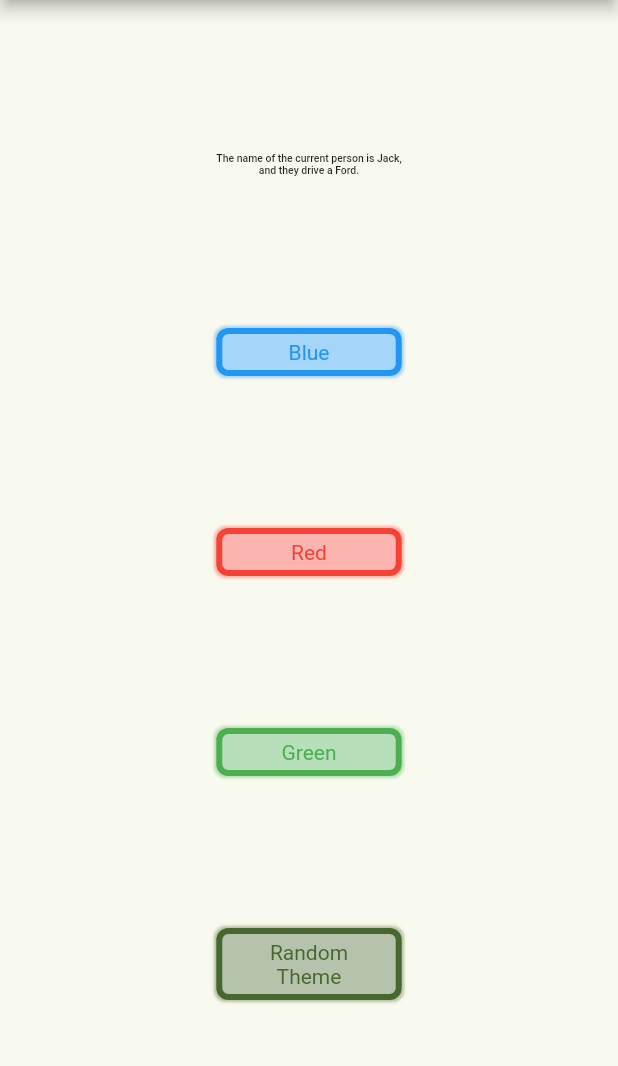
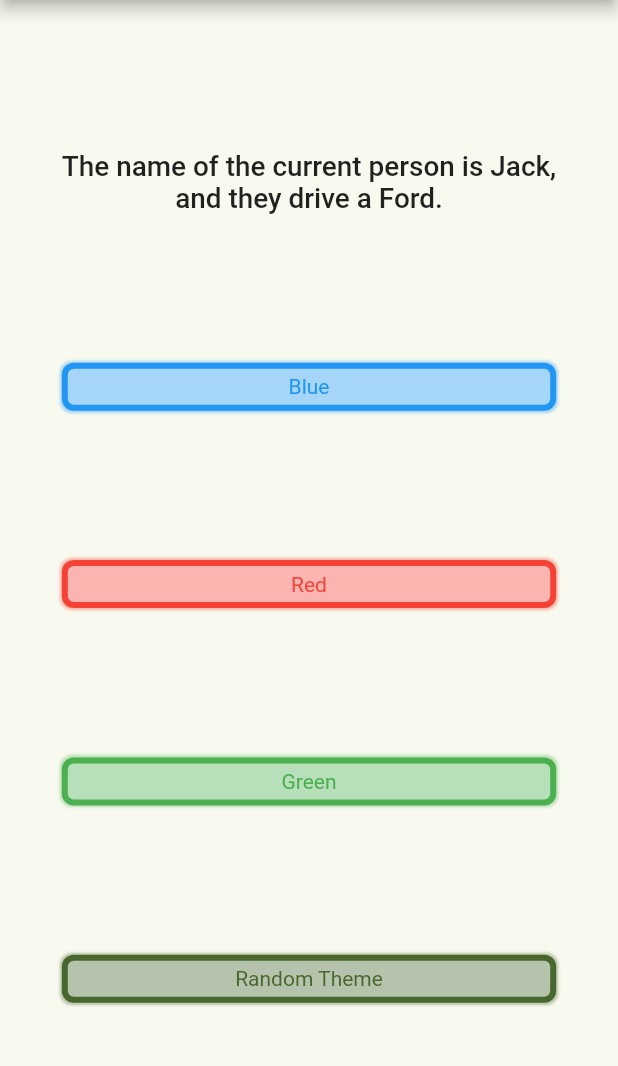
Before and after one commit to ScottS2017/dot_of_context_talk, a Flutter app: the screen it shows after launch, after a tap on "Random Theme", on a phone screen of 412 x 824 dp, the part 84-1150 px from its top. Run offline on Flutter 3.47's test engine with Material 2 defaults, Android fonts, the phone set to English and light mode, and no system bars.

Commit message:
Commented, slides finished and included.

```diff
--- a/lib/background_stuff/car.dart
+++ b/lib/background_stuff/car.dart
@@ -1,8 +1,15 @@
 import 'dart:math' as math;
 
 class Car {
-  String typeOfCar = 'Ferrari';
+  /// Creates an instance of [Car].
+  Car({
+    this.typeOfCar = 'Ferrari',
+  });
 
+  /// The name of the car's manufacturer.
+  String typeOfCar;
+
+  /// A list of cars that will be chosen from at random.
   List<String> cars = [
     'Ford',
     'Jaguar',
@@ -11,6 +18,7 @@ class Car {
     'Suzuki',
   ];
 
+  /// Randoms a name from "cars" and assigns it to typeOfCar.
   void changeCar() {
     typeOfCar = cars[math.Random().nextInt(5)];
   }
--- a/lib/background_stuff/my_app.dart
+++ /dev/null
@@ -1,57 +0,0 @@
-import 'package:dot_of_context_talk/background_stuff/car.dart';
-import 'package:dot_of_context_talk/background_stuff/home.dart';
-import 'package:dot_of_context_talk/background_stuff/person.dart';
-import 'package:dot_of_context_talk/background_stuff/provider_declarations.dart';
-import 'package:dot_of_context_talk/background_stuff/theme_manager.dart';
-import 'package:flutter/material.dart';
-import 'package:flutter_riverpod/flutter_riverpod.dart';
-
-class MyApp extends StatefulWidget {
-  const MyApp({Key? key}) : super(key: key);
-
-  /// It's just a normal function, but declared as static so it can be called
-  /// from anywhere, like a global function... but your have to provide a
-  /// context so it can find the MyApp instance in the tree.
-  static ThemeManager themeManagerOf(BuildContext context) {
-    final MyAppState state = context.findAncestorStateOfType<MyAppState>()!;
-    return state._themeManager;
-  }
-
-  static Person currentPersonOf(BuildContext context) {
-    final MyAppState state = context.findAncestorStateOfType<MyAppState>()!;
-    return state._currentPerson;
-  }
-
-  static Car currentCarOf(BuildContext context) {
-    final MyAppState state = context.findAncestorStateOfType<MyAppState>()!;
-    return state._currentCar;
-  }
-
-  @override
-  MyAppState createState() => MyAppState();
-}
-
-class MyAppState extends State<MyApp> {
-  late final ThemeManager _themeManager;
-  late final Person _currentPerson;
-  late final Car _currentCar;
-
-  @override
-  void initState() {
-    super.initState();
-    _themeManager = ThemeManager();
-    _currentPerson = Person(name: 'Dash');
-    _currentCar = Car();
-  }
-
-  @override
-  Widget build(BuildContext context) {
-    return ProviderScope(
-      child: Consumer(builder: (BuildContext context, WidgetRef ref, _) {
-        final ThemeData currentTheme = ref.watch(themeProvider);
-        return MaterialApp(
-            title: '.of(context)', theme: currentTheme, home: const Home(title: '.of(context)'));
-      }),
-    );
-  }
-}
--- a/lib/background_stuff/person.dart
+++ b/lib/background_stuff/person.dart
@@ -1,13 +1,18 @@
 import 'dart:math' as math;
 
 class Person {
+  /// Creates an instance of [Person].
   Person({
     required this.name,
   });
+
+  /// The name of the Person.
   String name;
 
+  /// A list of names that will be chosen from at random.
   List<String> names = ['Jack', 'Yolanda', 'Pawan', 'Gunther', 'Min'];
 
+  /// Randoms a name from "names" and assigns it to name.
   void changeName() {
     name = names[math.Random().nextInt(5)];
   }
--- a/lib/background_stuff/provider_declarations.dart
+++ /dev/null
@@ -1,5 +0,0 @@
-import 'package:flutter/material.dart';
-import 'package:flutter_riverpod/flutter_riverpod.dart';
-
-final themeProvider = StateProvider<ThemeData>(
-    (ref) => ThemeData.from(colorScheme: ColorScheme.fromSeed(seedColor: Colors.purple)));
--- a/lib/background_stuff/theme_manager.dart
+++ b/lib/background_stuff/theme_manager.dart
@@ -2,23 +2,36 @@ import 'dart:math' as math;
 
 import 'package:flutter/material.dart';
 
-class ThemeManager {
-  ThemeData themeData = ThemeData();
+class ThemeManager extends ChangeNotifier {
+  /// Creates an instance of [ThemeManager].
+  ThemeManager();
 
-  ThemeData changeTheme({required ThemeData newThemeData}) => themeData = newThemeData;
+  /// The current themeData for the app.
+  ThemeData themeData = ThemeData.from(colorScheme: ColorScheme.fromSeed(seedColor: Colors.purple));
 
+  /// Changes the theme to any ThemeData object passed in.
+  void changeTheme({required ThemeData newThemeData}) {
+    themeData = newThemeData;
+    notifyListeners();
+  }
+
+  /// Three pre-made ThemeData objects used for simplicity.
   ThemeData red = ThemeData.from(colorScheme: ColorScheme.fromSeed(seedColor: Colors.red));
   ThemeData green = ThemeData.from(colorScheme: ColorScheme.fromSeed(seedColor: Colors.green));
   ThemeData blue = ThemeData.from(colorScheme: ColorScheme.fromSeed(seedColor: Colors.blue));
 
-  ThemeData useRandomTheme() {
+  /// Uses RNG to create a color, then uses that color as the seed
+  /// for a ColorScheme, which is used to make a new ThemeData
+  /// object. That object is then passed into changeTheme(), updating
+  /// the app with a random set of theme colors.
+  void useRandomTheme() {
     final rand = math.Random();
     int a = rand.nextInt(256);
     int r = rand.nextInt(256);
     int g = rand.nextInt(256);
     int b = rand.nextInt(256);
 
-    return changeTheme(
+    changeTheme(
       newThemeData: ThemeData.from(
         colorScheme: ColorScheme.fromSeed(
           seedColor: Color.fromARGB(a, r, g, b),
--- a/lib/background_stuff/home.dart
+++ b/lib/home.dart
@@ -1,35 +1,41 @@
-import 'package:dot_of_context_talk/background_stuff/my_app.dart';
 import 'package:dot_of_context_talk/background_stuff/neon_style_button.dart';
-import 'package:dot_of_context_talk/background_stuff/provider_declarations.dart';
+import 'package:dot_of_context_talk/my_app.dart';
 import 'package:flutter/material.dart';
-import 'package:flutter_riverpod/flutter_riverpod.dart';
 
-class Home extends ConsumerStatefulWidget {
+class Home extends StatefulWidget {
+  /// Creates an instance of [Home].
   const Home({Key? key, required this.title}) : super(key: key);
 
+  /// The title of the app.
   final String title;
 
   @override
   HomePageState createState() => HomePageState();
 }
 
-class HomePageState extends ConsumerState<Home> {
-  late Color appBarColor;
-
+class HomePageState extends State<Home> {
   @override
   Widget build(BuildContext context) {
-    var themeManagerProvider = MyApp.themeManagerOf(context);
+    /// This is only for readability. You could just as easily
+    /// use the function call in the places it's used.
+    var themeManager = MyApp.themeManagerOf(context);
+
     return Scaffold(
       appBar: AppBar(
-        title: const Text(
-          '.of(context)',
+        title: Text(
+          widget.title,
         ),
+
+        /// Theme.of(context) is your friend!!!
+        /// Remember, the themeManager is returning a ThemeData
+        /// object. You still need to access the theme via
+        /// Theme.of(context)
         backgroundColor: Theme.of(context).primaryColor,
       ),
       body: Center(
         child: FractionallySizedBox(
           heightFactor: 1.0,
-          widthFactor: 0.3,
+          widthFactor: 0.8,
           child: Column(
             mainAxisAlignment: MainAxisAlignment.spaceEvenly,
             crossAxisAlignment: CrossAxisAlignment.stretch,
@@ -37,17 +43,36 @@ class HomePageState extends ConsumerState<Home> {
               FittedBox(
                 child: Text(
                   'The name of the current person '
+
+                  /// This is going up the tree to MyApp,
+                  /// running currentPersonOf and returning
+                  /// the name of the Person returned
+                  /// from that call.
                   'is ${MyApp.currentPersonOf(context).name},\n'
+
+                  /// currentCarOf is working the same way.
                   'and they drive a ${MyApp.currentCarOf(context).typeOfCar}.',
                   textAlign: TextAlign.center,
+
+                  /// Theme.of(context) returns a Theme, which
+                  /// contains a TextTheme. titleLarge is
+                  /// the Material Design compliant font size, 22.
                   style: Theme.of(context).textTheme.titleLarge,
                 ),
               ),
               NeonStyleButton(
                 callback: () {
-                  ref.read(themeProvider.state).state = themeManagerProvider.changeTheme(
-                    newThemeData: themeManagerProvider.blue,
+                  /// Using our readability variable from above to call
+                  /// the changeTheme function of the specific instance of
+                  /// ThemeManager in MyApp, "themeManagerOf".
+                  themeManager.changeTheme(
+                    newThemeData: themeManager.blue,
                   );
+
+                  /// Using the same technique to change the names of
+                  /// MyApp's instances of Person and Car. These two
+                  /// don't use a readability variable, but we could
+                  /// easily have done so.
                   MyApp.currentPersonOf(context).changeName();
                   MyApp.currentCarOf(context).changeCar();
                 },
@@ -58,8 +83,8 @@ class HomePageState extends ConsumerState<Home> {
               ),
               NeonStyleButton(
                 callback: () {
-                  ref.read(themeProvider.state).state = themeManagerProvider.changeTheme(
-                    newThemeData: themeManagerProvider.red,
+                  themeManager.changeTheme(
+                    newThemeData: themeManager.red,
                   );
                   MyApp.currentPersonOf(context).changeName();
                   MyApp.currentCarOf(context).changeCar();
@@ -71,8 +96,8 @@ class HomePageState extends ConsumerState<Home> {
               ),
               NeonStyleButton(
                 callback: () {
-                  ref.read(themeProvider.state).state = themeManagerProvider.changeTheme(
-                    newThemeData: themeManagerProvider.green,
+                  themeManager.changeTheme(
+                    newThemeData: themeManager.green,
                   );
                   MyApp.currentPersonOf(context).changeName();
                   MyApp.currentCarOf(context).changeCar();
@@ -84,13 +109,16 @@ class HomePageState extends ConsumerState<Home> {
               ),
               NeonStyleButton(
                 callback: () {
-                  ref.read(themeProvider.state).state = themeManagerProvider.useRandomTheme();
+                  themeManager.useRandomTheme();
                   MyApp.currentPersonOf(context).changeName();
                   MyApp.currentCarOf(context).changeCar();
                 },
                 backgroundIsDark: false,
                 shadowSize: 1,
                 text: 'Random Theme',
+
+                /// Again, access the primary color via
+                /// Theme.of(context), not via themeManager.
                 color: Theme.of(context).primaryColor,
               ),
             ],
--- a/lib/main.dart
+++ b/lib/main.dart
@@ -1,6 +1,7 @@
-import 'package:dot_of_context_talk/background_stuff/my_app.dart';
+import 'package:dot_of_context_talk/my_app.dart';
 import 'package:flutter/material.dart';
 
 void main() {
-  runApp(MyApp());
+  /// The root of all evil...
+  runApp(const MyApp());
 }
--- /dev/null
+++ b/lib/my_app.dart
@@ -0,0 +1,101 @@
+import 'package:dot_of_context_talk/background_stuff/car.dart';
+import 'package:dot_of_context_talk/background_stuff/person.dart';
+import 'package:dot_of_context_talk/background_stuff/theme_manager.dart';
+import 'package:dot_of_context_talk/home.dart';
+import 'package:flutter/material.dart';
+
+class MyApp extends StatefulWidget {
+  /// Creates an instance of [MyApp].
+  const MyApp({Key? key}) : super(key: key);
+
+  /// General info:
+  /// It's just a normal function, but declared as static so it can be called
+  /// from anywhere, like a global function However, your have to provide a
+  /// BuildContext, so it's almost always called from within the widget tree
+  /// because the only way you can get a BuildContext is to pass it from
+  /// the tree, or from something else that got it passed in from the tree.
+  ///
+  /// Returns a specific instance of ThemeManager that belongs to AppState.
+  static ThemeManager themeManagerOf(BuildContext context) {
+    final AppState state = context.findAncestorStateOfType<AppState>()!;
+    return state._themeManager;
+  }
+
+  /// How it works:
+  /// 1) This function takes a BuildContext and returns a Person.
+  ///
+  /// 2) _currentPerson is declared in the State, and instantiated in initState().
+  ///
+  /// 3) There is only one AppState. It's referenced using
+  /// context.findAncestorStateOfType<AppState>. This looks up the tree
+  /// until it finds the first instance of AppState it comes across. Since
+  /// there is only one, it will be the one that contains our _currentPerson
+  /// instance of Person.
+  ///
+  /// 4) This means by calling currentPersonOf, we'll get the instance
+  /// _currentPerson in return, every time.
+  ///
+  /// 5) This technique is used in many places, and is normally named
+  /// "of". Every time, it will take a context, and this is what people are
+  /// referring to when they say "of context". Some examples are
+  /// "MediaQuery.of(context)", "Navigator.of(context)",
+  /// "Theme.of(context)", etc.
+  ///
+  /// Returns a specific instance of Person that belongs to AppState.
+  static Person currentPersonOf(BuildContext context) {
+    final AppState state = context.findAncestorStateOfType<AppState>()!;
+    return state._currentPerson;
+  }
+
+  /// Using the logic above, think about what's happening here:
+  ///
+  /// Returns a specific instance of Car that belongs to AppState.
+  static Car currentCarOf(BuildContext context) {
+    final AppState state = context.findAncestorStateOfType<AppState>()!;
+    return state._currentCar;
+  }
+
+  @override
+  AppState createState() => AppState();
+}
+
+class AppState extends State<MyApp> {
+  /// Handles theme changes.
+  late final ThemeManager _themeManager;
+
+  /// A person, with a name and the ability to change names.
+  late final Person _currentPerson;
+
+  /// A car, with a name and the ability to change manufacturer names.
+  late final Car _currentCar;
+
+  @override
+  void initState() {
+    super.initState();
+    _themeManager = ThemeManager();
+    _currentPerson = Person(name: 'Dash');
+    _currentCar = Car();
+  }
+
+  @override
+  Widget build(BuildContext context) {
+    /// Using an AnimatedBuilder to handle them changes
+    /// instead of a package like Provider or BLoC.
+    ///
+    /// We could have used a ValueListenableBuilder, but
+    /// in reality it would probably be too simple for a
+    /// real world scenario. AnimatedBuilder allows for more
+    /// complex objects to be used as the listenable, which is
+    /// what gets passed into the "animation" parameter.
+    return AnimatedBuilder(
+      animation: _themeManager,
+      builder: (BuildContext context, Widget? child) {
+        return MaterialApp(
+          title: '.of(context)',
+          theme: _themeManager.themeData,
+          home: const Home(title: '.of(context)'),
+        );
+      },
+    );
+  }
+}
--- a/pubspec.yaml
+++ b/pubspec.yaml
@@ -29,7 +29,6 @@ environment:
 dependencies:
   flutter:
     sdk: flutter
-  flutter_riverpod: 1.0.4
 
   # The following adds the Cupertino Icons font to your application.
   # Use with the CupertinoIcons class for iOS style icons.
```
Also changed, not shown: lib/background_stuff/app_themes.dart (deleted, +0 -30 lines), lib/background_stuff/neon_style_button.dart (+10 -0 lines), pubspec.lock, 2 other files.
